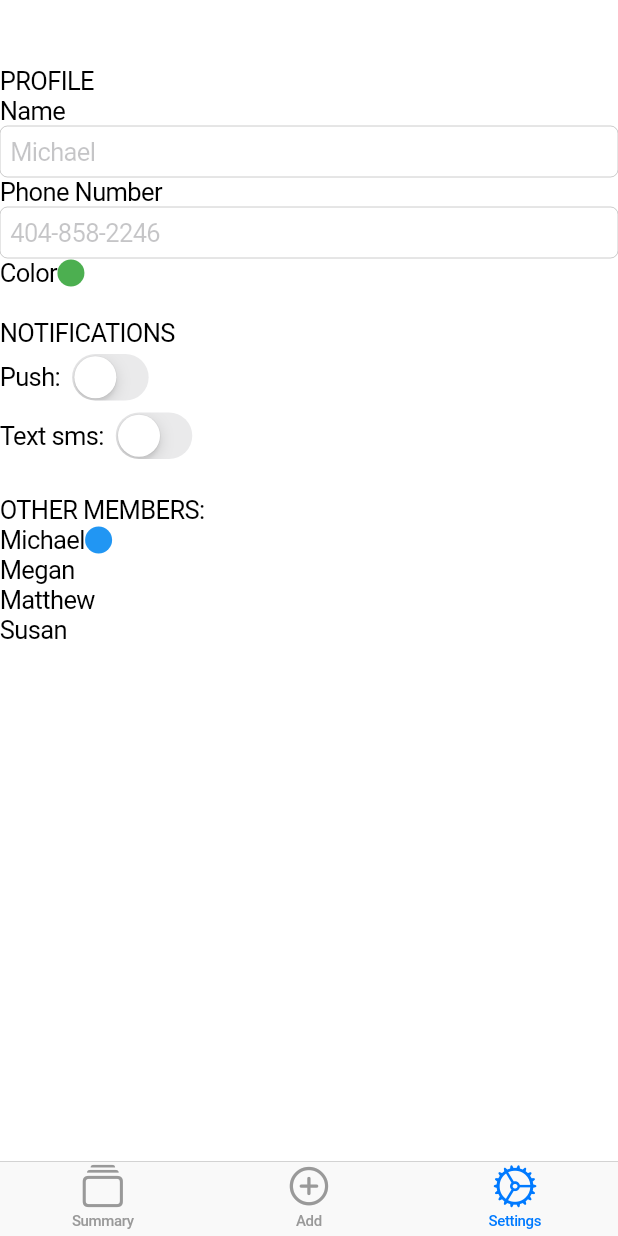
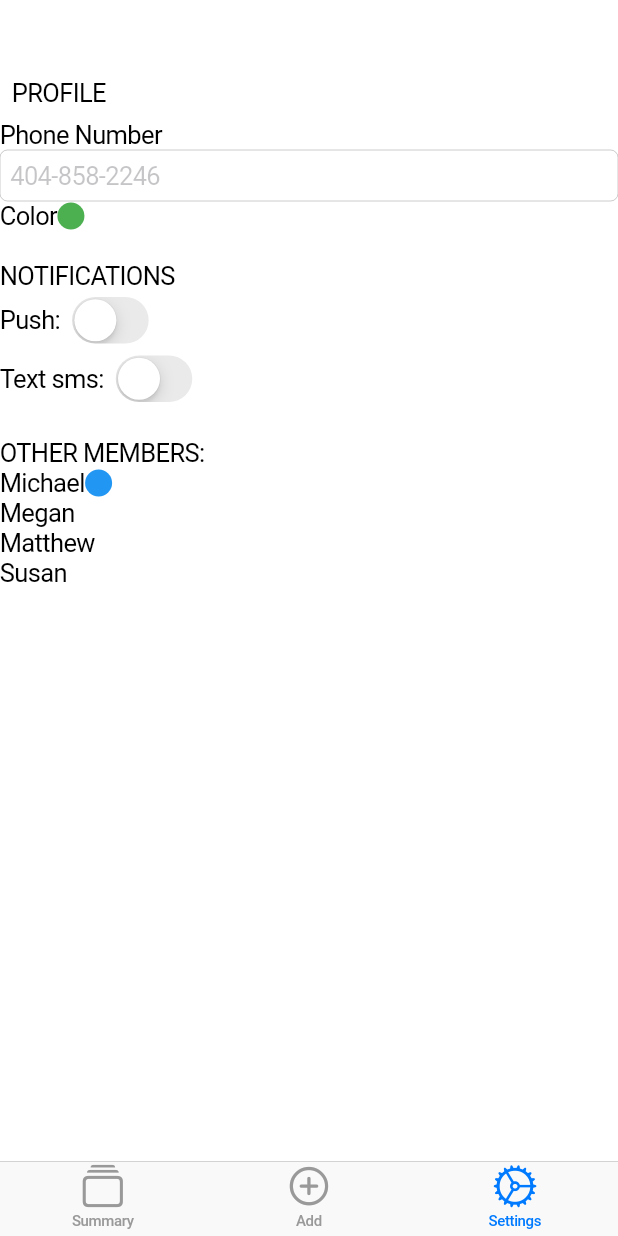
Before and after one commit to michaelpropp18/DaisyApp, a Flutter app: the screen it shows after launch, item 3 of the bottom bar chosen, on a phone screen of 412 x 824 dp. Run offline on Flutter 3.47's test engine with Material 2 defaults, Android fonts, the phone set to English and light mode, and no system bars.

Commit message:
Settings

```diff
--- a/lib/screens/settings_screen.dart
+++ b/lib/screens/settings_screen.dart
@@ -20,13 +20,13 @@ class _SettingsScreenState extends State<SettingsScreen> {
             style: TextStyle(color: Colors.white),
           ),
         ),
+        child: SingleChildScrollView(
           child: Column(
             crossAxisAlignment: CrossAxisAlignment.start,
             children: <Widget>[
-            Text('PROFILE'),
-            Text('Name'),
-            CupertinoTextField(
-              placeholder: "Michael",
+              Padding(
+                padding: const EdgeInsets.all(8.0),
+                child: Text('PROFILE'),
               ),
               Text('Phone Number'),
               CupertinoTextField(
@@ -94,6 +94,7 @@ class _SettingsScreenState extends State<SettingsScreen> {
               Text('Matthew'),
               Text('Susan'),
             ],
+          ),
         ));
   }
 }
```
Lines whose indentation alone changed are shown as unchanged.
